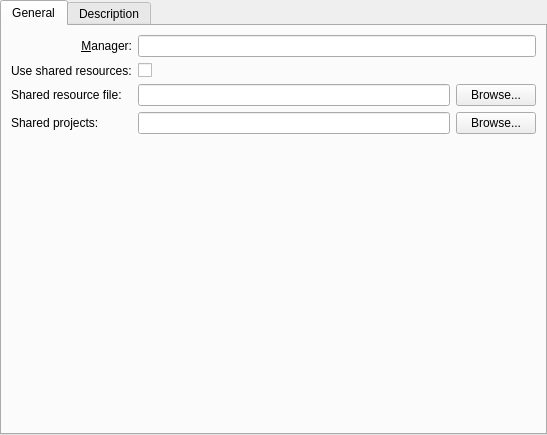
Above: src/plan/config/ConfigProjectPanel.ui from KDE/calligraplan before the change. Below: the same form after it.
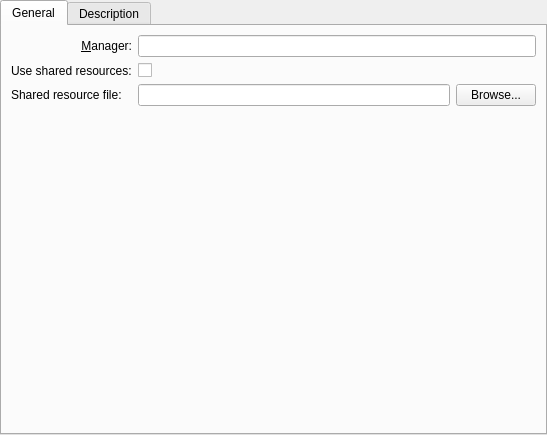
That is the form after the change. Icons and pictures are not drawn. Custom widgets are drawn as their Qt base class.

Commit message:
Remove shared project from user control in plan
This is all handled by portfolio now

```diff
--- a/src/plan/config/ConfigProjectPanel.ui
+++ b/src/plan/config/ConfigProjectPanel.ui
@@ -105,31 +105,6 @@
         </layout>
        </item>
        <item row="3" column="0">
-        <widget class="QLabel" name="spplabel">
-         <property name="text">
-          <string>Shared projects:</string>
-         </property>
-        </widget>
-       </item>
-       <item row="3" column="1">
-        <layout class="QHBoxLayout" name="horizontalLayout_3">
-         <item>
-          <widget class="QLineEdit" name="kcfg_SharedProjectsPlace"/>
-         </item>
-         <item>
-          <widget class="QPushButton" name="projectsPlaceBrowseBtn">
-           <property name="text">
-            <string>Browse...</string>
-           </property>
-           <property name="icon">
-            <iconset theme="document-open">
-             <normaloff>.</normaloff>.</iconset>
-           </property>
-          </widget>
-         </item>
-        </layout>
-       </item>
-       <item row="4" column="0">
         <spacer name="verticalSpacer">
          <property name="orientation">
           <enum>Qt::Vertical</enum>
```
Left out of the diff: 78 changed lines with no effect on the pictures. The commit also changes 21 other files.
